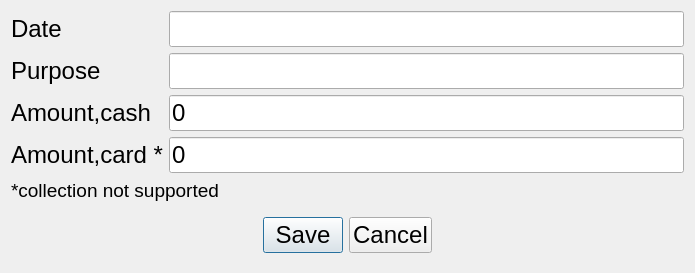
End1-1/Cafe5, file Shop/cashcollection.ui: the form before one commit.
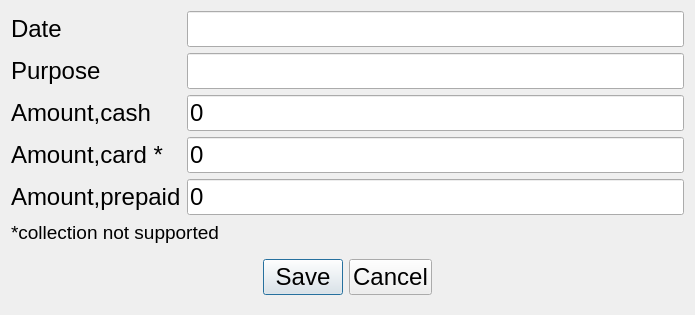
The form after the commit. Custom widgets are drawn as their Qt base class.

Diff of the .ui file:
```diff
--- a/Shop/cashcollection.ui
+++ b/Shop/cashcollection.ui
@@ -7,7 +7,7 @@
     <x>0</x>
     <y>0</y>
     <width>695</width>
-    <height>266</height>
+    <height>307</height>
    </rect>
   </property>
   <property name="font">
@@ -19,7 +19,17 @@
    <string>Cash collection</string>
   </property>
   <layout class="QGridLayout" name="gridLayout">
-   <item row="4" column="0" colspan="2">
+   <item row="1" column="1">
+    <widget class="C5LineEdit" name="lePurpose"/>
+   </item>
+   <item row="1" column="0">
+    <widget class="QLabel" name="label_2">
+     <property name="text">
+      <string>Purpose</string>
+     </property>
+    </widget>
+   </item>
+   <item row="6" column="0" colspan="2">
     <widget class="QLabel" name="label_5">
      <property name="font">
       <font>
@@ -31,16 +41,62 @@
      </property>
     </widget>
    </item>
-   <item row="1" column="0">
-    <widget class="QLabel" name="label_2">
-     <property name="text">
-      <string>Purpose</string>
-     </property>
+   <item row="7" column="0" colspan="2">
+    <widget class="QWidget" name="widget_4" native="true">
+     <layout class="QHBoxLayout" name="horizontalLayout_4">
+      <item>
+       <spacer name="horizontalSpacer_3">
+        <property name="orientation">
+         <enum>Qt::Horizontal</enum>
+        </property>
+        <property name="sizeHint" stdset="0">
+         <size>
+          <width>212</width>
+          <height>20</height>
+         </size>
+        </property>
+       </spacer>
+      </item>
+      <item>
+       <widget class="QPushButton" name="btnSave">
+        <property name="text">
+         <string>Save</string>
+        </property>
+       </widget>
+      </item>
+      <item>
+       <widget class="QPushButton" name="btnCancel">
+        <property name="text">
+         <string>Cancel</string>
+        </property>
+       </widget>
+      </item>
+      <item>
+       <spacer name="horizontalSpacer_4">
+        <property name="orientation">
+         <enum>Qt::Horizontal</enum>
+        </property>
+        <property name="sizeHint" stdset="0">
+         <size>
+          <width>212</width>
+          <height>20</height>
+         </size>
+        </property>
+       </spacer>
+      </item>
+     </layout>
     </widget>
    </item>
    <item row="0" column="1">
     <widget class="C5DateEdit" name="deDate"/>
    </item>
+   <item row="0" column="0">
+    <widget class="QLabel" name="label">
+     <property name="text">
+      <string>Date</string>
+     </property>
+    </widget>
+   </item>
    <item row="2" column="0">
     <widget class="QLabel" name="label_3">
      <property name="text">
@@ -48,7 +104,7 @@
      </property>
     </widget>
    </item>
-   <item row="3" column="0">
+   <item row="4" column="0">
     <widget class="QLabel" name="label_4">
      <property name="text">
       <string>Amount,card *</string>
@@ -62,10 +118,7 @@
      </property>
     </widget>
    </item>
-   <item row="1" column="1">
-    <widget class="C5LineEdit" name="lePurpose"/>
-   </item>
-   <item row="3" column="1">
+   <item row="4" column="1">
     <widget class="C5LineEdit" name="leAmountCard">
      <property name="text">
       <string>0</string>
@@ -75,57 +128,21 @@
      </property>
     </widget>
    </item>
-   <item row="0" column="0">
-    <widget class="QLabel" name="label">
+   <item row="5" column="0">
+    <widget class="QLabel" name="label_6">
      <property name="text">
-      <string>Date</string>
+      <string>Amount,prepaid</string>
      </property>
     </widget>
    </item>
-   <item row="5" column="0" colspan="2">
-    <widget class="QWidget" name="widget_4" native="true">
-     <layout class="QHBoxLayout" name="horizontalLayout_4">
-      <item>
-       <spacer name="horizontalSpacer_3">
-        <property name="orientation">
-         <enum>Qt::Horizontal</enum>
-        </property>
-        <property name="sizeHint" stdset="0">
-         <size>
-          <width>212</width>
-          <height>20</height>
-         </size>
-        </property>
-       </spacer>
-      </item>
-      <item>
-       <widget class="QPushButton" name="btnSave">
-        <property name="text">
-         <string>Save</string>
-        </property>
-       </widget>
-      </item>
-      <item>
-       <widget class="QPushButton" name="btnCancel">
-        <property name="text">
-         <string>Cancel</string>
-        </property>
-       </widget>
-      </item>
-      <item>
-       <spacer name="horizontalSpacer_4">
-        <property name="orientation">
-         <enum>Qt::Horizontal</enum>
-        </property>
-        <property name="sizeHint" stdset="0">
-         <size>
-          <width>212</width>
-          <height>20</height>
-         </size>
-        </property>
-       </spacer>
-      </item>
-     </layout>
+   <item row="5" column="1">
+    <widget class="C5LineEdit" name="leAmountPrepaid">
+     <property name="text">
+      <string>0</string>
+     </property>
+     <property name="readOnly">
+      <bool>true</bool>
+     </property>
     </widget>
    </item>
   </layout>
```
Left out of the diff: 2 changed lines with no effect on the pictures.
